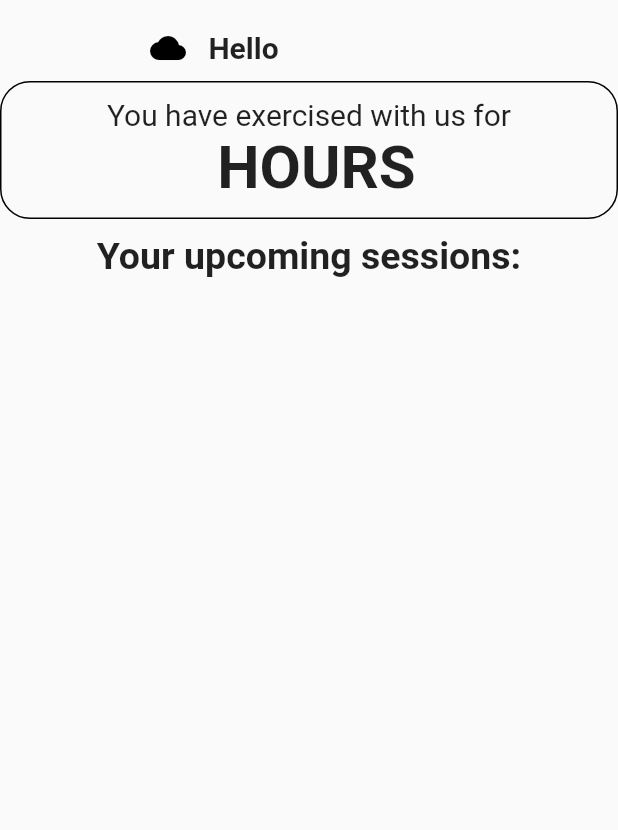
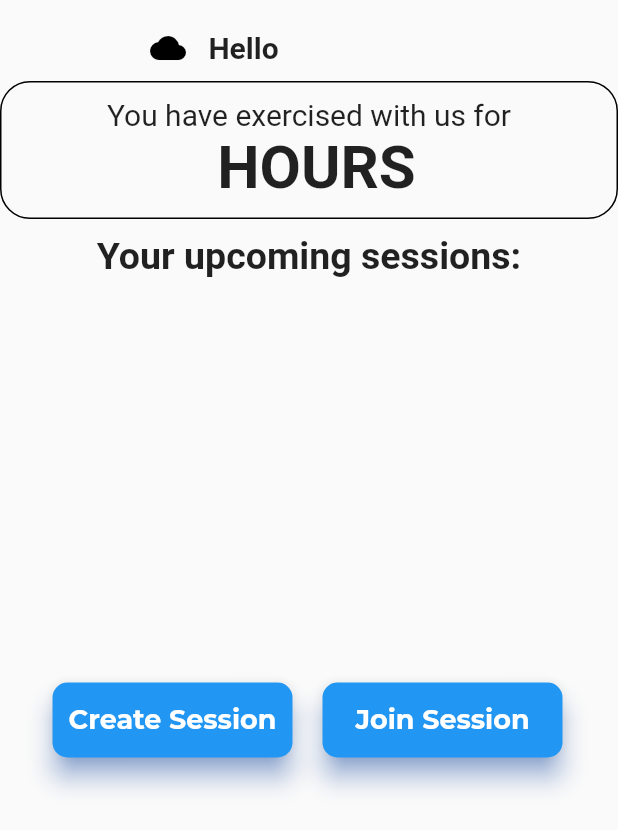
Before and after one commit to ppchick/6pm, a Flutter app: the SessionMainPage screen opened directly, on a phone screen of 412 x 824 dp. Shown: the top 830 px of the screen. Run offline on Flutter 3.47's test engine with Material 2 defaults, Android fonts, the phone set to English and light mode, and no system bars; our stand-ins replace cloud_firestore, firebase_auth, flutter_rating, google_maps_flutter; missing offline and left inert: flutter_cupertino_date_picker, grouped_buttons; accounts and stored records are empty; project files that could hold a hidden picture were left out.

Commit message:
add 2 buttons to the new main page

```diff
--- a/sixpm_gym/lib/pages/widgets/sessionMain.dart
+++ b/sixpm_gym/lib/pages/widgets/sessionMain.dart
@@ -86,7 +86,8 @@ class SessionListState extends State<SessionList> {
           ),
         ),
         SizedBox(height: 10),
-        new Expanded(
+        new Container(
+            height: 250,
             child: StreamBuilder<QuerySnapshot>(
           stream: matched
               .snapshots(), //get all matched session NOTE PLACEHOLDER QUERY
@@ -218,6 +219,66 @@ class SessionListState extends State<SessionList> {
             }
           },
         )),
+        Container(
+            padding: EdgeInsets.fromLTRB(35.0, 10.0, 30.0, 20.0),
+            child: Row(
+              crossAxisAlignment: CrossAxisAlignment.start,
+              children: <Widget>[
+                Container(
+                  padding: EdgeInsets.fromLTRB(0, 0, 10, 0),
+                  height: 50,
+                  width: 170,
+                  child: Material(
+                    borderRadius: BorderRadius.circular(10.0),
+                    shadowColor: Colors.blueAccent,
+                    color: Colors.blue,
+                    elevation: 7.0,
+                    child: InkWell(
+                      onTap: () {
+                        Navigator.of(context).pushNamed('/createSession');
+                      },
+                      child: Center(
+                        child: Text(
+                          'Create Session',
+                          style: TextStyle(
+                              color: Colors.white,
+                              fontSize: 18,
+                              fontWeight: FontWeight.bold,
+                              fontFamily: 'Montserrat'),
+                        ),
+                      ),
+                    ),
+                  ),
+                ),
+                Container(
+                  padding: EdgeInsets.fromLTRB(10, 0, 0, 0),
+                  height: 50,
+                  width: 170,
+                  child: Material(
+                    borderRadius: BorderRadius.circular(10.0),
+                    shadowColor: Colors.blueAccent,
+                    color: Colors.blue,
+                    elevation: 7.0,
+                    child: InkWell(
+                      onTap: () {
+                        Navigator.of(context).pushNamed('/joinSession');
+                      },
+                      child: Center(
+                        child: Text(
+                          'Join Session',
+                          style: TextStyle(
+                              color: Colors.white,
+                              fontSize: 18,
+                              fontWeight: FontWeight.bold,
+                              fontFamily: 'Montserrat'),
+                        ),
+                      ),
+                    ),
+                  ),
+                )
+              ],
+            ),
+          ),
       ],
     );
   }
```
